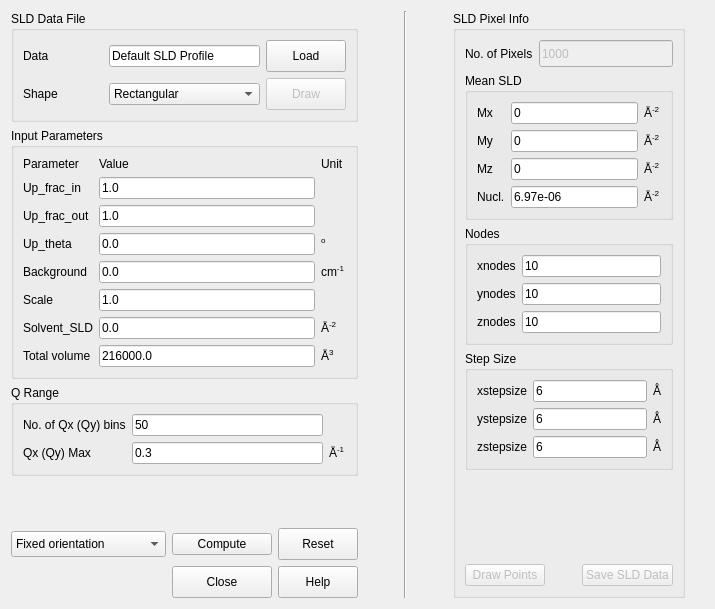
Before: the Qt Designer form src/sas/qtgui/UI/GenericScatteringCalculator.ui in kif/sasview, drawn with Qt 5.
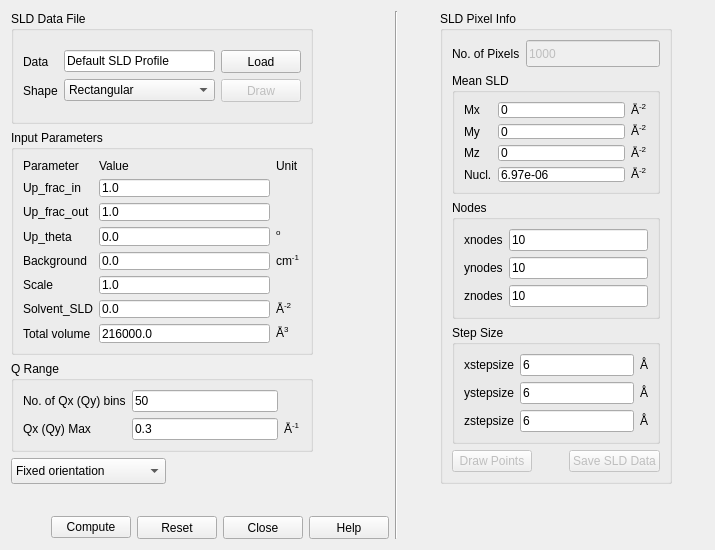
After: the same form once the commit is applied. Icons and pictures are not drawn.

Commit message: Minor changes to the UI as part of the code review

```diff
--- a/src/sas/qtgui/UI/GenericScatteringCalculator.ui
+++ b/src/sas/qtgui/UI/GenericScatteringCalculator.ui
@@ -7,7 +7,7 @@
     <x>0</x>
     <y>0</y>
     <width>715</width>
-    <height>609</height>
+    <height>550</height>
    </rect>
   </property>
   <property name="sizePolicy">
@@ -19,27 +19,14 @@
   <property name="minimumSize">
    <size>
     <width>630</width>
-    <height>590</height>
+    <height>550</height>
    </size>
   </property>
   <property name="windowTitle">
    <string>Generic SAS Calculator</string>
   </property>
   <layout class="QGridLayout" name="gridLayout_12">
-   <item row="0" column="4">
-    <spacer name="horizontalSpacer_3">
-     <property name="orientation">
-      <enum>Qt::Horizontal</enum>
-     </property>
-     <property name="sizeHint" stdset="0">
-      <size>
-       <width>0</width>
-       <height>20</height>
-      </size>
-     </property>
-    </spacer>
-   </item>
-   <item row="0" column="0" colspan="2">
+   <item row="0" column="0" rowspan="2" colspan="2">
     <widget class="QGroupBox" name="groupBox_Datafile">
      <property name="font">
       <font>
@@ -108,7 +95,7 @@
           <property name="minimumSize">
            <size>
             <width>80</width>
-            <height>32</height>
+            <height>23</height>
            </size>
           </property>
           <property name="font">
@@ -187,7 +174,7 @@
           <property name="minimumSize">
            <size>
             <width>80</width>
-            <height>32</height>
+            <height>23</height>
            </size>
           </property>
           <property name="font">
@@ -212,26 +199,13 @@
      </layout>
     </widget>
    </item>
-   <item row="0" column="3" rowspan="5">
+   <item row="0" column="3" rowspan="7" colspan="2">
     <widget class="Line" name="line">
      <property name="orientation">
       <enum>Qt::Vertical</enum>
      </property>
     </widget>
    </item>
-   <item row="3" column="0">
-    <spacer name="verticalSpacer">
-     <property name="orientation">
-      <enum>Qt::Vertical</enum>
-     </property>
-     <property name="sizeHint" stdset="0">
-      <size>
-       <width>10</width>
-       <height>0</height>
-      </size>
-     </property>
-    </spacer>
-   </item>
    <item row="0" column="5" rowspan="5">
     <widget class="QGroupBox" name="groupBox_SLDPixelInfo">
      <property name="font">
@@ -868,7 +842,33 @@
      <zorder>verticalSpacer_2</zorder>
     </widget>
    </item>
-   <item row="1" column="0" colspan="2">
+   <item row="1" column="2">
+    <spacer name="horizontalSpacer_2">
+     <property name="orientation">
+      <enum>Qt::Horizontal</enum>
+     </property>
+     <property name="sizeHint" stdset="0">
+      <size>
+       <width>3</width>
+       <height>20</height>
+      </size>
+     </property>
+    </spacer>
+   </item>
+   <item row="1" column="4">
+    <spacer name="horizontalSpacer_3">
+     <property name="orientation">
+      <enum>Qt::Horizontal</enum>
+     </property>
+     <property name="sizeHint" stdset="0">
+      <size>
+       <width>0</width>
+       <height>20</height>
+      </size>
+     </property>
+    </spacer>
+   </item>
+   <item row="2" column="0" colspan="2">
     <widget class="QGroupBox" name="groupBox_InputParam">
      <property name="font">
       <font>
@@ -1214,7 +1214,7 @@
      </layout>
     </widget>
    </item>
-   <item row="2" column="0" colspan="2">
+   <item row="3" column="0" colspan="2">
     <widget class="QGroupBox" name="groupBox_Qrange">
      <property name="font">
       <font>
@@ -1305,20 +1305,7 @@
      </layout>
     </widget>
    </item>
-   <item row="0" column="2">
-    <spacer name="horizontalSpacer_2">
-     <property name="orientation">
-      <enum>Qt::Horizontal</enum>
-     </property>
-     <property name="sizeHint" stdset="0">
-      <size>
-       <width>3</width>
-       <height>20</height>
-      </size>
-     </property>
-    </spacer>
-   </item>
-   <item row="2" column="6">
+   <item row="3" column="6">
     <spacer name="horizontalSpacer_4">
      <property name="orientation">
       <enum>Qt::Horizontal</enum>
@@ -1331,42 +1318,81 @@
      </property>
     </spacer>
    </item>
-   <item row="4" column="0" colspan="2">
+   <item row="4" column="0">
+    <widget class="QComboBox" name="cbOptionsCalc">
+     <property name="sizePolicy">
+      <sizepolicy hsizetype="Minimum" vsizetype="Fixed">
+       <horstretch>0</horstretch>
+       <verstretch>0</verstretch>
+      </sizepolicy>
+     </property>
+     <property name="minimumSize">
+      <size>
+       <width>155</width>
+       <height>23</height>
+      </size>
+     </property>
+     <property name="maximumSize">
+      <size>
+       <width>155</width>
+       <height>26</height>
+      </size>
+     </property>
+     <property name="toolTip">
+      <string>&lt;html&gt;&lt;head/&gt;&lt;body&gt;&lt;p&gt;Option of orientation to perform calculations:&lt;/p&gt;&lt;p&gt;- Scattering calculated for fixed orientation &amp;#8594; 2D output&lt;/p&gt;&lt;p&gt;- Scattering orientation averaged over all orientations &amp;#8594; 1D output&lt;/p&gt;&lt;p&gt;This choice is only available for pdb files.&lt;/p&gt;&lt;/body&gt;&lt;/html&gt;</string>
+     </property>
+     <item>
+      <property name="text">
+       <string>Fixed orientation</string>
+      </property>
+     </item>
+     <item>
+      <property name="text">
+       <string>Debye full avg.</string>
+      </property>
+     </item>
+    </widget>
+   </item>
+   <item row="4" column="1" rowspan="2">
+    <spacer name="verticalSpacer">
+     <property name="orientation">
+      <enum>Qt::Vertical</enum>
+     </property>
+     <property name="sizeHint" stdset="0">
+      <size>
+       <width>20</width>
+       <height>54</height>
+      </size>
+     </property>
+    </spacer>
+   </item>
+   <item row="5" column="5">
+    <spacer name="horizontalSpacer_6">
+     <property name="orientation">
+      <enum>Qt::Horizontal</enum>
+     </property>
+     <property name="sizeHint" stdset="0">
+      <size>
+       <width>40</width>
+       <height>20</height>
+      </size>
+     </property>
+    </spacer>
+   </item>
+   <item row="6" column="0" colspan="3">
     <layout class="QGridLayout" name="gridLayout_2">
      <item row="0" column="0">
-      <widget class="QComboBox" name="cbOptionsCalc">
-       <property name="sizePolicy">
-        <sizepolicy hsizetype="Minimum" vsizetype="Fixed">
-         <horstretch>0</horstretch>
-         <verstretch>0</verstretch>
-        </sizepolicy>
+      <spacer name="horizontalSpacer_7">
+       <property name="orientation">
+        <enum>Qt::Horizontal</enum>
        </property>
-       <property name="minimumSize">
+       <property name="sizeHint" stdset="0">
         <size>
-         <width>155</width>
-         <height>26</height>
+         <width>40</width>
+         <height>20</height>
         </size>
        </property>
-       <property name="maximumSize">
-        <size>
-         <width>155</width>
-         <height>26</height>
-        </size>
-       </property>
-       <property name="toolTip">
-        <string>&lt;html&gt;&lt;head/&gt;&lt;body&gt;&lt;p&gt;Option of orientation to perform calculations:&lt;/p&gt;&lt;p&gt;- Scattering calculated for fixed orientation &amp;#8594; 2D output&lt;/p&gt;&lt;p&gt;- Scattering orientation averaged over all orientations &amp;#8594; 1D output&lt;/p&gt;&lt;p&gt;This choice is only available for pdb files.&lt;/p&gt;&lt;/body&gt;&lt;/html&gt;</string>
-       </property>
-       <item>
-        <property name="text">
-         <string>Fixed orientation</string>
-        </property>
-       </item>
-       <item>
-        <property name="text">
-         <string>Debye full avg.</string>
-        </property>
-       </item>
-      </widget>
+      </spacer>
      </item>
      <item row="0" column="1">
       <widget class="QPushButton" name="cmdCompute">
@@ -1387,7 +1413,32 @@
        </property>
       </widget>
      </item>
-     <item row="1" column="1">
+     <item row="0" column="2">
+      <widget class="QPushButton" name="cmdReset">
+       <property name="sizePolicy">
+        <sizepolicy hsizetype="Minimum" vsizetype="Fixed">
+         <horstretch>0</horstretch>
+         <verstretch>0</verstretch>
+        </sizepolicy>
+       </property>
+       <property name="minimumSize">
+        <size>
+         <width>75</width>
+         <height>23</height>
+        </size>
+       </property>
+       <property name="toolTip">
+        <string>Reset the interface to its default values</string>
+       </property>
+       <property name="text">
+        <string>Reset</string>
+       </property>
+       <property name="autoDefault">
+        <bool>false</bool>
+       </property>
+      </widget>
+     </item>
+     <item row="0" column="3">
       <widget class="QPushButton" name="cmdClose">
        <property name="sizePolicy">
         <sizepolicy hsizetype="Minimum" vsizetype="Fixed">
@@ -1397,8 +1448,8 @@
        </property>
        <property name="minimumSize">
         <size>
-         <width>100</width>
-         <height>32</height>
+         <width>75</width>
+         <height>23</height>
         </size>
        </property>
        <property name="toolTip">
@@ -1418,7 +1469,7 @@
        </property>
       </widget>
      </item>
-     <item row="1" column="2">
+     <item row="0" column="4">
       <widget class="QPushButton" name="cmdHelp">
        <property name="sizePolicy">
         <sizepolicy hsizetype="Minimum" vsizetype="Fixed">
@@ -1428,8 +1479,8 @@
        </property>
        <property name="minimumSize">
         <size>
-         <width>77</width>
-         <height>32</height>
+         <width>75</width>
+         <height>23</height>
         </size>
        </property>
        <property name="toolTip">
@@ -1443,72 +1494,8 @@
        </property>
       </widget>
      </item>
-     <item row="0" column="2">
-      <widget class="QPushButton" name="cmdReset">
-       <property name="sizePolicy">
-        <sizepolicy hsizetype="Minimum" vsizetype="Fixed">
-         <horstretch>0</horstretch>
-         <verstretch>0</verstretch>
-        </sizepolicy>
-       </property>
-       <property name="minimumSize">
-        <size>
-         <width>77</width>
-         <height>32</height>
-        </size>
-       </property>
-       <property name="toolTip">
-        <string>Reset the interface to its default values</string>
-       </property>
-       <property name="text">
-        <string>Reset</string>
-       </property>
-       <property name="autoDefault">
-        <bool>false</bool>
-       </property>
-      </widget>
-     </item>
-     <item row="1" column="0">
-      <spacer name="horizontalSpacer_7">
-       <property name="orientation">
-        <enum>Qt::Horizontal</enum>
-       </property>
-       <property name="sizeHint" stdset="0">
-        <size>
-         <width>40</width>
-         <height>20</height>
-        </size>
-       </property>
-      </spacer>
-     </item>
     </layout>
    </item>
-   <item row="4" column="2">
-    <spacer name="horizontalSpacer_5">
-     <property name="orientation">
-      <enum>Qt::Horizontal</enum>
-     </property>
-     <property name="sizeHint" stdset="0">
-      <size>
-       <width>40</width>
-       <height>20</height>
-      </size>
-     </property>
-    </spacer>
-   </item>
-   <item row="4" column="4">
-    <spacer name="horizontalSpacer_6">
-     <property name="orientation">
-      <enum>Qt::Horizontal</enum>
-     </property>
-     <property name="sizeHint" stdset="0">
-      <size>
-       <width>40</width>
-       <height>20</height>
-      </size>
-     </property>
-    </spacer>
-   </item>
   </layout>
  </widget>
  <resources/>
```
Left out of the diff: 8 changed lines with no effect on the pictures. The commit also changes 3 other files.
